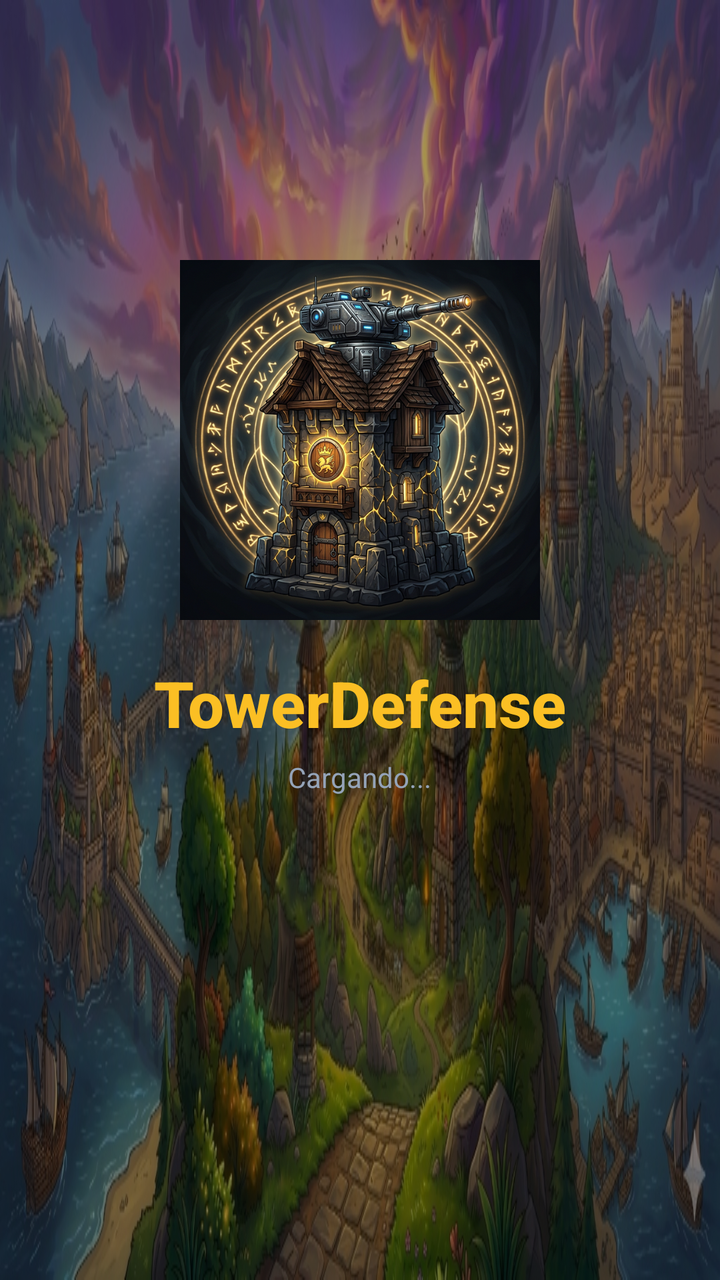
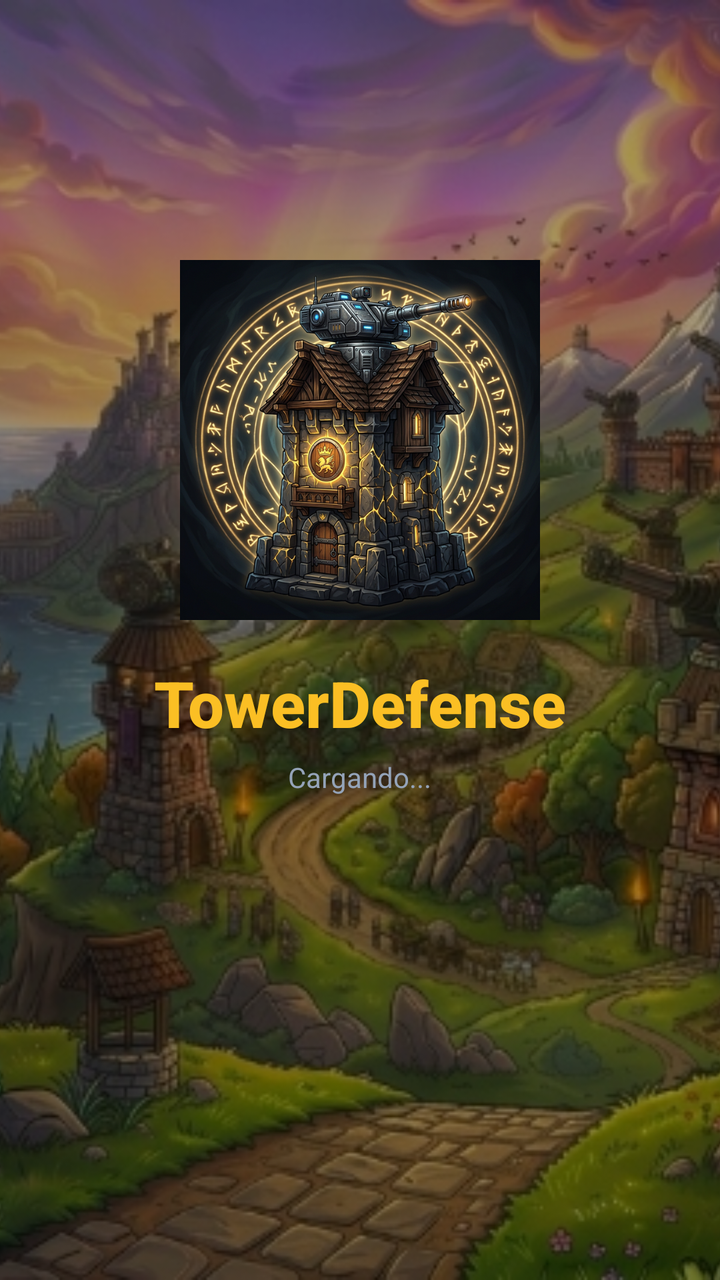

Compare the two renders of this Android layout. The source of the first and the diff that turns it into the second are given below.
<!-- AndroidManifest.xml: application theme Theme.dsa_android -->
<!-- res/layout/activity_logo.xml -->
<?xml version="1.0" encoding="utf-8"?>
<androidx.constraintlayout.widget.ConstraintLayout
    xmlns:android="http://schemas.android.com/apk/res/android"
    xmlns:app="http://schemas.android.com/apk/res-auto"
    xmlns:tools="http://schemas.android.com/tools"
    android:id="@+id/main"
    android:layout_width="match_parent"
    android:layout_height="match_parent"
    android:background="@drawable/tower_bg"
    tools:context=".LogoActivity">

    
    <View
        android:layout_width="0dp"
        android:layout_height="0dp"
        android:background="#59000000"
        app:layout_constraintTop_toTopOf="parent"
        app:layout_constraintBottom_toBottomOf="parent"
        app:layout_constraintStart_toStartOf="parent"
        app:layout_constraintEnd_toEndOf="parent" />

    
    <LinearLayout
        android:layout_width="wrap_content"
        android:layout_height="wrap_content"
        android:orientation="vertical"
        android:gravity="center"
        app:layout_constraintTop_toTopOf="parent"
        app:layout_constraintBottom_toTopOf="@+id/progressBar"
        app:layout_constraintStart_toStartOf="parent"
        app:layout_constraintEnd_toEndOf="parent">

        
        <ImageView
            android:layout_width="180dp"
            android:layout_height="180dp"
            android:src="@drawable/combined_logo"
            android:scaleType="fitCenter"
            android:layout_marginBottom="20dp" />

        <TextView
            android:layout_width="wrap_content"
            android:layout_height="wrap_content"
            android:text="TowerDefense"
            android:textSize="32sp"
            android:textStyle="bold"
            android:textColor="#FBBF24"
            android:fontFamily="sans-serif-medium"
            android:layout_marginBottom="6dp" />

        <TextView
            android:layout_width="wrap_content"
            android:layout_height="wrap_content"
            android:text="Cargando..."
            android:textSize="14sp"
            android:textColor="#94A3B8" />

    </LinearLayout>

    
    <ProgressBar
        android:id="@+id/progressBar"
        android:layout_width="48dp"
        android:layout_height="48dp"
        android:indeterminate="true"
        app:layout_constraintBottom_toBottomOf="parent"
        app:layout_constraintStart_toStartOf="parent"
        app:layout_constraintEnd_toEndOf="parent"
        android:layout_marginBottom="64dp" />

</androidx.constraintlayout.widget.ConstraintLayout>
<!-- resources referenced by this layout -->
<resources>
  <!-- drawable combined_logo: png bitmap (drawable, 704736 bytes) -->
  <!-- drawable tower_bg: jpg bitmap (drawable, 290700 bytes) -->
  <style name="Theme.dsa_android" parent="Theme.MaterialComponents.DayNight.NoActionBar">
          
          <item name="colorPrimary">#22C55E</item>
          <item name="colorPrimaryVariant">#16A34A</item>
          <item name="colorOnPrimary">#FFFFFF</item>
          
          <item name="colorSecondary">#FBBF24</item>
          <item name="colorSecondaryVariant">#F59E0B</item>
          <item name="colorOnSecondary">#0F172A</item>
          
          <item name="android:windowBackground">@drawable/tower_bg</item>
          <item name="android:statusBarColor">#0F172A</item>
          <item name="android:navigationBarColor">#0F172A</item>
      </style>
</resources>

<!-- the commit's change to res/layout/activity_logo.xml (unified diff, before → after) -->
@@ -1,71 +1,14 @@
 <?xml version="1.0" encoding="utf-8"?>
-<androidx.constraintlayout.widget.ConstraintLayout
-    xmlns:android="http://schemas.android.com/apk/res/android"
-    xmlns:app="http://schemas.android.com/apk/res-auto"
-    xmlns:tools="http://schemas.android.com/tools"
-    android:id="@+id/main"
+<FrameLayout xmlns:android="http://schemas.android.com/apk/res/android" xmlns:app="http://schemas.android.com/apk/res-auto" xmlns:tools="http://schemas.android.com/tools"
     android:layout_width="match_parent"
-    android:layout_height="match_parent"
-    android:background="@drawable/tower_bg"
-    tools:context=".LogoActivity">
+    android:layout_height="match_parent">
+
+    <ImageView
+        android:layout_width="match_parent"
+        android:layout_height="match_parent"
+        android:src="@drawable/tower_bg"
+        android:scaleType="centerCrop" />
 
     
-    <View
-        android:layout_width="0dp"
-        android:layout_height="0dp"
-        android:background="#59000000"
-        app:layout_constraintTop_toTopOf="parent"
-        app:layout_constraintBottom_toBottomOf="parent"
-        app:layout_constraintStart_toStartOf="parent"
-        app:layout_constraintEnd_toEndOf="parent" />
-
-    
-    <LinearLayout
-        android:layout_width="wrap_content"
-        android:layout_height="wrap_content"
-        android:orientation="vertical"
-        android:gravity="center"
-        app:layout_constraintTop_toTopOf="parent"
-        app:layout_constraintBottom_toTopOf="@+id/progressBar"
-        app:layout_constraintStart_toStartOf="parent"
-        app:layout_constraintEnd_toEndOf="parent">
-
-        
-        <ImageView
-            android:layout_width="180dp"
-            android:layout_height="180dp"
-            android:src="@drawable/combined_logo"
-            android:scaleType="fitCenter"
-            android:layout_marginBottom="20dp" />
-
-        <TextView
-            android:layout_width="wrap_content"
-            android:layout_height="wrap_content"
-            android:text="TowerDefense"
-            android:textSize="32sp"
-            android:textStyle="bold"
-            android:textColor="#FBBF24"
-            android:fontFamily="sans-serif-medium"
-            android:layout_marginBottom="6dp" />
-
-        <TextView
-            android:layout_width="wrap_content"
-            android:layout_height="wrap_content"
-            android:text="Cargando..."
-            android:textSize="14sp"
-            android:textColor="#94A3B8" />
-
-    </LinearLayout>
-
-    
-    <ProgressBar
-        android:id="@+id/progressBar"
-        android:layout_width="48dp"
-        android:layout_height="48dp"
-        android:indeterminate="true"
-        app:layout_constraintBottom_toBottomOf="parent"
-        app:layout_constraintStart_toStartOf="parent"
-        app:layout_constraintEnd_toEndOf="parent"
-        android:layout_marginBottom="64dp" />
-
-</androidx.constraintlayout.widget.ConstraintLayout>
+<androidx.constraintlayout.widget.ConstraintLayout android:id="@+id/main" android:layout_width="match_parent" android:layout_height="match_parent" tools:context=".LogoActivity">  <View android:layout_width="0dp" android:layout_height="0dp" android:background="#59000000" app:layout_constraintTop_toTopOf="parent" app:layout_constraintBottom_toBottomOf="parent" app:layout_constraintStart_toStartOf="parent" app:layout_constraintEnd_toEndOf="parent" />  <LinearLayout android:layout_width="wrap_content" android:layout_height="wrap_content" android:orientation="vertical" android:gravity="center" app:layout_constraintTop_toTopOf="parent" app:layout_constraintBottom_toTopOf="@+id/progressBar" app:layout_constraintStart_toStartOf="parent" app:layout_constraintEnd_toEndOf="parent">  <ImageView android:layout_width="180dp" android:layout_height="180dp" android:src="@drawable/combined_logo" android:scaleType="fitCenter" android:layout_marginBottom="20dp" /> <TextView android:layout_width="wrap_content" android:layout_height="wrap_content" android:text="TowerDefense" android:textSize="32sp" android:textStyle="bold" android:textColor="#FBBF24" android:fontFamily="sans-serif-medium" android:layout_marginBottom="6dp" /> <TextView android:layout_width="wrap_content" android:layout_height="wrap_content" android:text="Cargando..." android:textSize="14sp" android:textColor="#94A3B8" /> </LinearLayout>  <ProgressBar android:id="@+id/progressBar" android:layout_width="48dp" android:layout_height="48dp" android:indeterminate="true" app:layout_constraintBottom_toBottomOf="parent" app:layout_constraintStart_toStartOf="parent" app:layout_constraintEnd_toEndOf="parent" android:layout_marginBottom="64dp" /> </androidx.constraintlayout.widget.ConstraintLayout>
+</FrameLayout>
